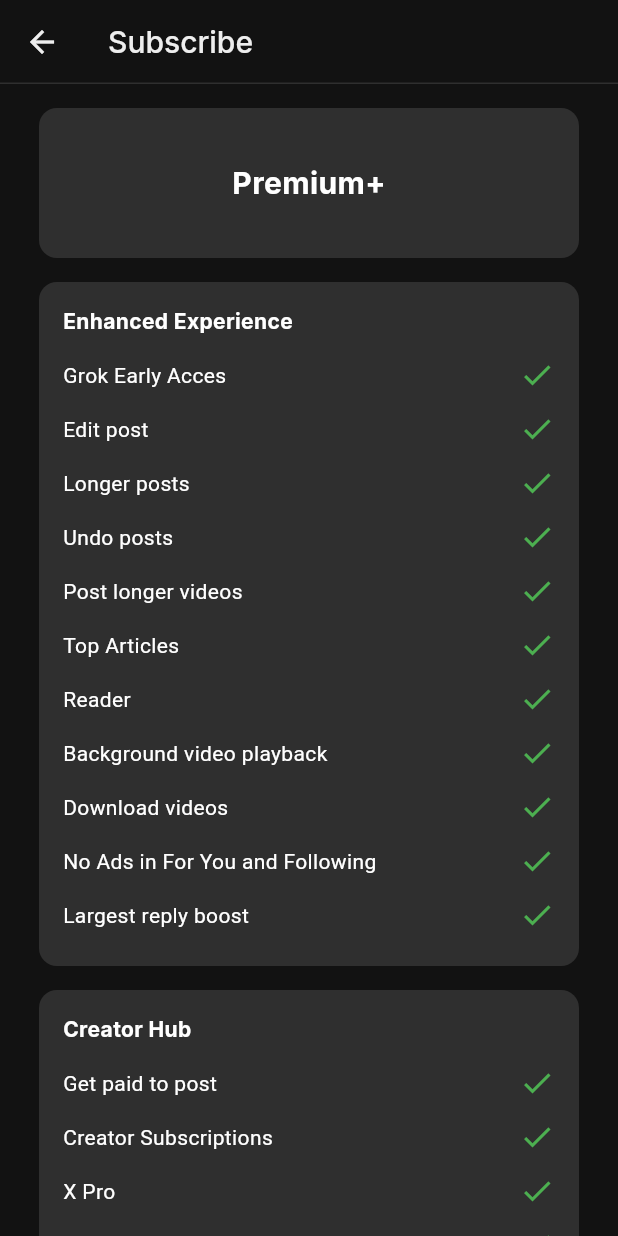
After one commit to alfathoshi/x-social-media_duplicate, a Flutter app: the PremiumPage screen opened directly, on a phone screen of 412 x 824 dp. The commit adds this screen. Run offline on Flutter 3.47's test engine with Material 3 defaults, Android fonts, the phone set to English and light mode, and no system bars; our stand-ins replace google_fonts.

Commit message:
2nd commit

```diff
--- /dev/null
+++ b/lib/pages/premium.dart
@@ -0,0 +1,175 @@
+// ignore_for_file: non_constant_identifier_names
+
+import 'package:flutter/material.dart';
+import 'package:google_fonts/google_fonts.dart';
+
+// ignore: must_be_immutable
+class PremiumPage extends StatelessWidget {
+  PremiumPage({super.key});
+
+  List Experience = [
+    'Grok Early Acces',
+    'Edit post',
+    'Longer posts',
+    'Undo posts',
+    'Post longer videos',
+    'Top Articles',
+    'Reader',
+    'Background video playback',
+    'Download videos',
+    'No Ads in For You and Following',
+    'Largest reply boost',
+  ];
+
+  List CreatorHub = [
+    'Get paid to post',
+    'Creator Subscriptions',
+    'X Pro',
+    'Media Studio',
+    'Analytics',
+  ];
+
+  List Security = [
+    'Checkmark',
+    'Encrypted direct messages',
+    'ID verification',
+    'SMS two-factor authentication',
+  ];
+
+  List Customization = [
+    'App Icons',
+    'Bookmark folders',
+    'Customize navigation',
+    'Highlights tab',
+    'Hide your likes',
+    'Hide your checkmark',
+    'Hide your subscriptions',
+  ];
+
+  @override
+  Widget build(BuildContext context) {
+    return Scaffold(
+        appBar: AppBar(
+          backgroundColor: Colors.transparent,
+          shape: const Border(bottom: BorderSide(color: Colors.white12)),
+          title: Text(
+            'Subscribe',
+            style: GoogleFonts.inter(fontWeight: FontWeight.w500),
+          ),
+        ),
+        body: SingleChildScrollView(
+          child: Center(
+            child: Padding(
+              padding: const EdgeInsets.all(16.0),
+              child: Column(
+                crossAxisAlignment: CrossAxisAlignment.center,
+                children: [
+                  Container(
+                    decoration: BoxDecoration(
+                        color: Colors.white12,
+                        borderRadius: BorderRadius.circular(12)),
+                    height: 100,
+                    width: 360,
+                    child: Center(
+                      child: Text(
+                        'Premium+',
+                        style: GoogleFonts.inter(
+                            fontWeight: FontWeight.bold, fontSize: 20),
+                      ),
+                    ),
+                  ),
+                  const SizedBox(
+                    height: 16,
+                  ),
+                  BenefitBox(
+                    title: 'Enhanced Experience',
+                    daftar: Experience,
+                  ),
+                  const SizedBox(
+                    height: 16,
+                  ),
+                  BenefitBox(
+                    title: 'Creator Hub',
+                    daftar: CreatorHub,
+                  ),
+                  const SizedBox(
+                    height: 16,
+                  ),
+                  BenefitBox(
+                    title: 'Verification & Security',
+                    daftar: Security,
+                  ),
+                  const SizedBox(
+                    height: 16,
+                  ),
+                  BenefitBox(
+                    title: 'Customization',
+                    daftar: Customization,
+                  ),
+                ],
+              ),
+            ),
+          ),
+        ));
+  }
+}
+
+class Chekclist extends StatelessWidget {
+  final String benefit;
+  const Chekclist({super.key, required this.benefit});
+
+  @override
+  Widget build(BuildContext context) {
+    return Row(
+      mainAxisAlignment: MainAxisAlignment.spaceBetween,
+      children: [
+        Text(benefit),
+        const Icon(
+          Icons.check,
+          color: Colors.green,
+        ),
+      ],
+    );
+  }
+}
+
+class BenefitBox extends StatelessWidget {
+  final String title;
+  final List daftar;
+  const BenefitBox({super.key, required this.title, required this.daftar});
+
+  @override
+  Widget build(BuildContext context) {
+    return FittedBox(
+      child: Container(
+        width: 360,
+        decoration: BoxDecoration(
+            color: Colors.white12, borderRadius: BorderRadius.circular(12)),
+        child: Padding(
+          padding: const EdgeInsets.all(16.0),
+          child: Column(
+            crossAxisAlignment: CrossAxisAlignment.start,
+            children: [
+              Text(
+                title,
+                style: GoogleFonts.inter(fontWeight: FontWeight.w700),
+              ),
+              const SizedBox(
+                height: 8,
+              ),
+              Column(
+                children: [
+                  for (int i = 0; i < daftar.length; i++)
+                    Align(
+                      heightFactor: 1.5,
+                      child: Chekclist(benefit: daftar[i]),
+                    ),
+                ],
+              )
+            ],
+          ),
+        ),
+      ),
+    );
+  }
+}
```
Also changed, not shown: lib/pages/bookmark.dart (+32 -4 lines), lib/pages/community.dart (+11 -7 lines), lib/pages/lists.dart (+17 -1 lines), lib/pages/profile.dart (+80 -7 lines), lib/pages/spaces.dart (+22 -1 lines), lib/widget/sidebar.dart (+11 -3 lines).
